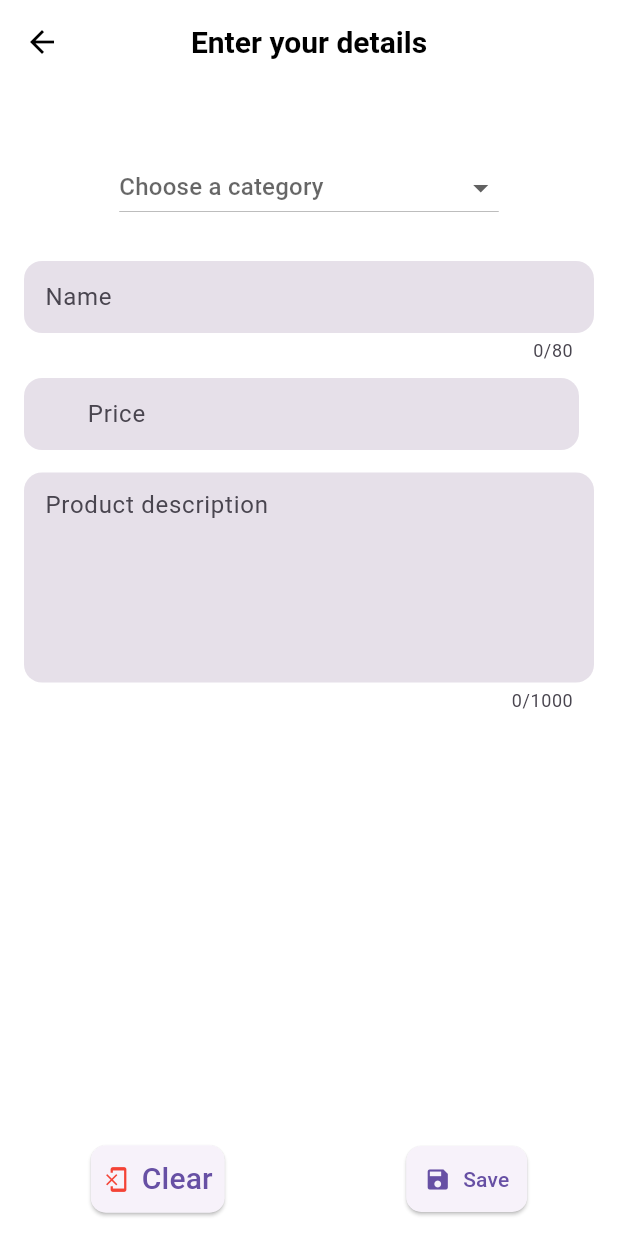
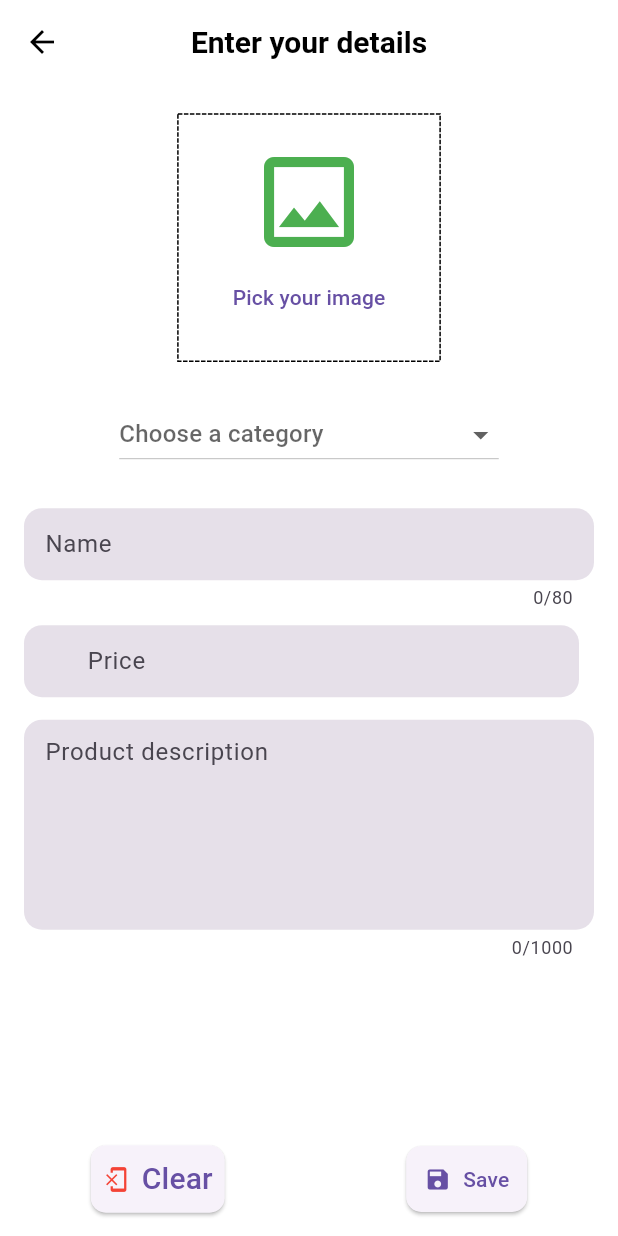
Before and after one commit to poojaaa01/fyp_admin, a Flutter app: the EditAddScreen screen opened by its route, on a phone screen of 412 x 824 dp. Run offline on Flutter 3.47's test engine with Material 3 defaults, Android fonts, the phone set to English and light mode, and no system bars; drawn by our look-alikes of dotted_border; our stand-ins replace fancy_shimmer_image, image_picker, shared_preferences, shimmer; missing offline and left inert: dynamic_height_grid_view; accounts and stored records are empty.

Commit message:
Implemented the Upload image widget

```diff
--- a/lib/screens/edit_add_form.dart
+++ b/lib/screens/edit_add_form.dart
@@ -1,5 +1,6 @@
 import 'dart:io';
 
+import 'package:dotted_border/dotted_border.dart';
 import 'package:flutter/material.dart';
 import 'package:flutter/services.dart';
 import 'package:image_picker/image_picker.dart';
@@ -14,9 +15,9 @@ class EditAddScreen extends StatefulWidget {
   static const routeName = '/EditAddScreen';
 
   const EditAddScreen({super.key});
+
   @override
-  State<EditAddScreen> createState() =>
-      _EditAddScreenState();
+  State<EditAddScreen> createState() => _EditAddScreenState();
 }
 
 class _EditAddScreenState extends State<EditAddScreen> {
@@ -27,6 +28,7 @@ class _EditAddScreenState extends State<EditAddScreen> {
       _descriptionController;
 
   String? _categoryValue;
+
   @override
   void initState() {
     _titleController = TextEditingController(text: "");
@@ -126,20 +128,11 @@ class _EditAddScreenState extends State<EditAddScreen> {
                     padding: const EdgeInsets.all(8),
                     //backgroundColor: Colors.red,
                     shape: RoundedRectangleBorder(
-                      borderRadius: BorderRadius.circular(
-                        10,
+                      borderRadius: BorderRadius.circular(10),
                     ),
                   ),
-                  ),
-                  icon: const Icon(
-                      Icons.phonelink_erase,
-                  color: Colors.red,),
-                  label: const Text(
-                    "Clear",
-                    style: TextStyle(
-                      fontSize: 20,
-                    ),
-                  ),
+                  icon: const Icon(Icons.phonelink_erase, color: Colors.red),
+                  label: const Text("Clear", style: TextStyle(fontSize: 20)),
                   onPressed: () {},
                 ),
                 ElevatedButton.icon(
@@ -147,15 +140,11 @@ class _EditAddScreenState extends State<EditAddScreen> {
                     padding: const EdgeInsets.all(12),
                     // backgroundColor: Colors.red,
                     shape: RoundedRectangleBorder(
-                      borderRadius: BorderRadius.circular(
-                        10,
-                      ),
+                      borderRadius: BorderRadius.circular(10),
                     ),
                   ),
                   icon: const Icon(Icons.save),
-                  label: const Text(
-                    "Save",
-                  ),
+                  label: const Text("Save"),
                   onPressed: () {
                     _uploadPicture();
                   },
@@ -166,23 +155,74 @@ class _EditAddScreenState extends State<EditAddScreen> {
         ),
         appBar: AppBar(
           centerTitle: true,
-          title: const TitlesTextWidget(
-            label: "Enter your details",
-          ),
+          title: const TitlesTextWidget(label: "Enter your details"),
         ),
         body: SafeArea(
           child: SingleChildScrollView(
             child: Column(
               children: [
-                const SizedBox(
-                  height: 20,
+                const SizedBox(height: 20),
+
+                // Image Picker
+                if(_pickedImage == null)...[
+                  SizedBox(
+                    width: size.width * 0.4 + 10,
+                    height: size.width * 0.4,
+                    child: DottedBorder(
+                      child: Center(
+                        child: Column(
+                          crossAxisAlignment: CrossAxisAlignment.center,
+                          mainAxisAlignment: MainAxisAlignment.center,
+                          children: [
+                            Icon(
+                              Icons.image_outlined,
+                              size: 80,
+                              color: Colors.green,
                             ),
-                // TODO: Implement the image picker
-                // Image Picker
+                            TextButton(onPressed: (){
+                              localImagePicker();
+                            }, child: Text("Pick your image",),),
+                          ],
+                        ),
+                      ),
+                    ),
+                  ),
+                ] else...[
+                  ClipRRect(
+                    borderRadius: BorderRadius.circular(12),
+                    child: Image.file(
+                      File(
+                        _pickedImage!.path,
+                      ),
+                      height: size.height * 0.5,
+                      alignment: Alignment.center,
+                    )
+                  )
+                ],
+                if (_pickedImage != null) ...[
+                  Row(
+                    mainAxisAlignment: MainAxisAlignment.center,
+                    children: [
+                      TextButton(
+                        onPressed: () {
+                          localImagePicker();
+                        },
+                        child: const Text("Pick another image"),
+                      ),
+                      TextButton(
+                        onPressed: () {
+                          removePickedImage();
+                        },
+                        child: const Text(
+                          "Remove image",
+                          style: TextStyle(color: Colors.red),
+                        ),
+                      ),
+                    ],
+                  )
+                ],
 
-                const SizedBox(
-                  height: 25,
-                ),
+                const SizedBox(height: 25),
 
                 // Category dropdown widget
                 DropdownButton(
@@ -193,13 +233,14 @@ class _EditAddScreenState extends State<EditAddScreen> {
                     setState(() {
                       _categoryValue = value;
                     });
-                     }),
-                const SizedBox(
-                  height: 25,
+                  },
                 ),
+                const SizedBox(height: 25),
                 Padding(
-                  padding:
-                  const EdgeInsets.symmetric(horizontal: 16, vertical: 0),
+                  padding: const EdgeInsets.symmetric(
+                    horizontal: 16,
+                    vertical: 0,
+                  ),
                   child: Form(
                     key: _formKey,
                     child: Column(
@@ -212,9 +253,7 @@ class _EditAddScreenState extends State<EditAddScreen> {
                           maxLines: 2,
                           keyboardType: TextInputType.multiline,
                           textInputAction: TextInputAction.newline,
-                          decoration: const InputDecoration(
-                            hintText: 'Name',
-                          ),
+                          decoration: const InputDecoration(hintText: 'Name'),
                           validator: (value) {
                             return Validators.uploadDocTexts(
                               value: value,
@@ -222,9 +261,7 @@ class _EditAddScreenState extends State<EditAddScreen> {
                             );
                           },
                         ),
-                        const SizedBox(
-                          height: 10,
-                        ),
+                        const SizedBox(height: 10),
                         Row(
                           children: [
                             Flexible(
@@ -244,7 +281,8 @@ class _EditAddScreenState extends State<EditAddScreen> {
                                     label: "Rs. ",
                                     color: Colors.black,
                                     fontSize: 16,
-                                    )),
+                                  ),
+                                ),
                                 validator: (value) {
                                   return Validators.uploadDocTexts(
                                     value: value,
@@ -253,9 +291,7 @@ class _EditAddScreenState extends State<EditAddScreen> {
                                 },
                               ),
                             ),
-                            const SizedBox(
-                              width: 10,
-                            ),
+                            const SizedBox(width: 10),
                           ],
                         ),
                         const SizedBox(height: 15),
@@ -281,9 +317,7 @@ class _EditAddScreenState extends State<EditAddScreen> {
                     ),
                   ),
                 ),
-                const SizedBox(
-                  height: kBottomNavigationBarHeight + 10,
-                )
+                const SizedBox(height: kBottomNavigationBarHeight + 10),
               ],
             ),
           ),
--- a/pubspec.yaml
+++ b/pubspec.yaml
@@ -44,6 +44,7 @@ dependencies:
   ionicons: ^0.2.2
   image_picker: ^1.1.2
   uuid: ^4.5.1
+  dotted_border: ^2.1.0
 
 
 dev_dependencies:
```
Also changed, not shown: pubspec.lock. Lines whose indentation alone changed are shown as unchanged.
